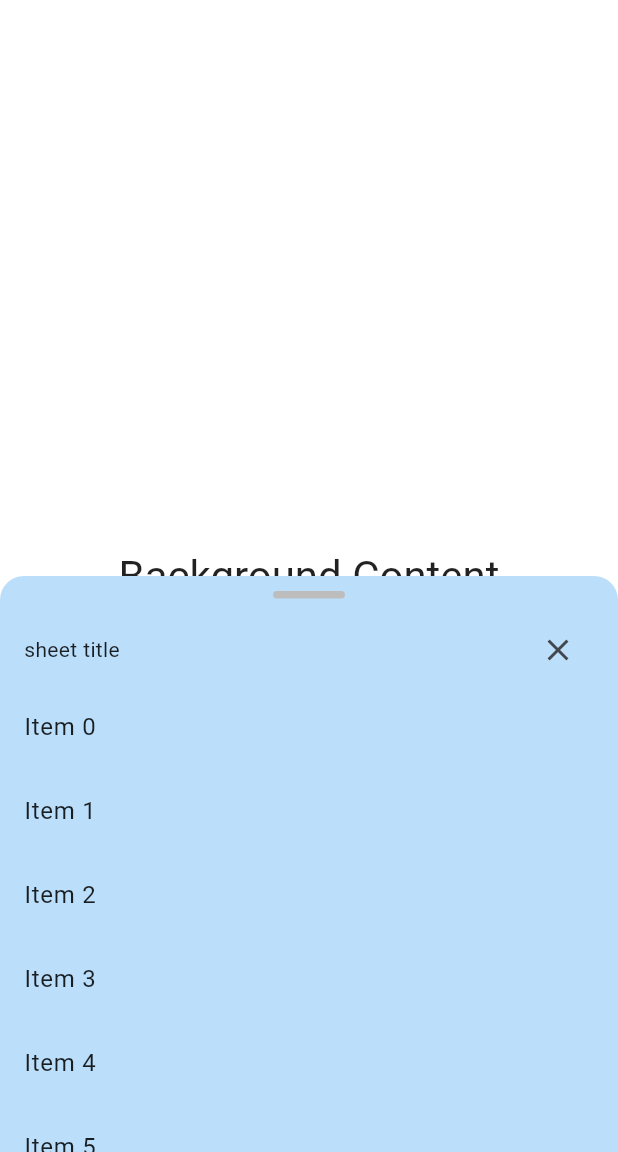
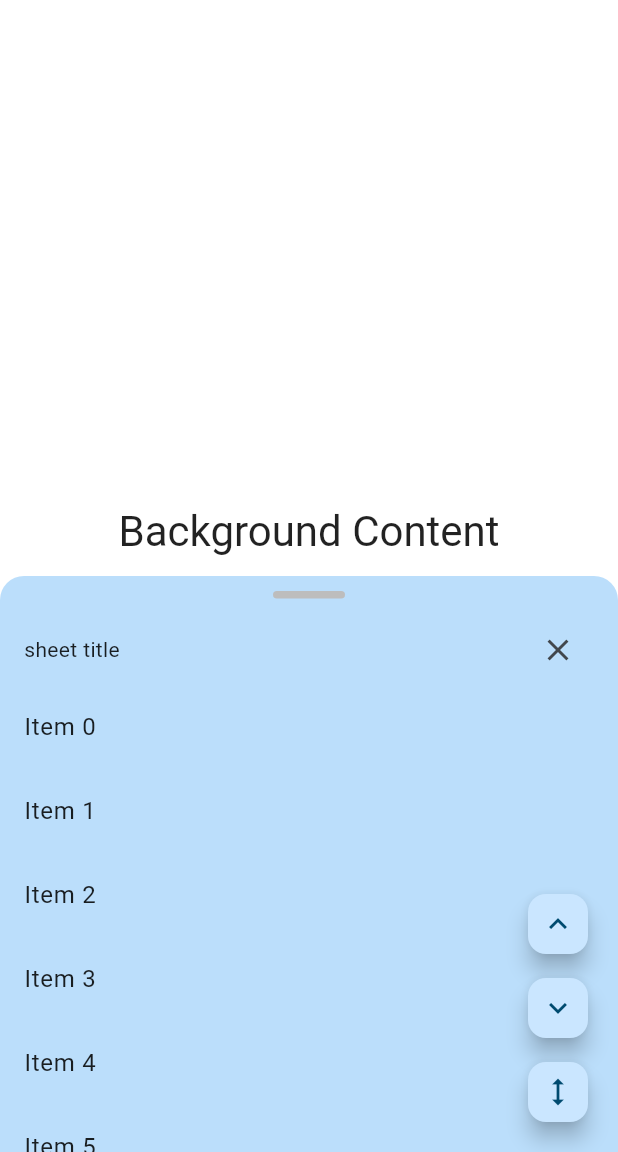
Before and after one commit to SangWook16074/grabber_sheet, a Flutter app: the screen it shows after launch, on a phone screen of 412 x 824 dp, the part 84-1236 px from its top. Run offline on Flutter 3.47's test engine with Material 3 defaults, Android fonts, the phone set to English and light mode, and no system bars.

Commit message:
Feat: Add state callbacks and update example app

```diff
--- a/example/lib/main.dart
+++ b/example/lib/main.dart
@@ -23,8 +23,35 @@ class DraggableSheetExampleApp extends StatelessWidget {
   }
 }
 
-class ExampleHomePage extends StatelessWidget {
+class ExampleHomePage extends StatefulWidget {
   const ExampleHomePage({super.key});
+
+  @override
+  State<ExampleHomePage> createState() => _ExampleHomePageState();
+}
+
+class _ExampleHomePageState extends State<ExampleHomePage> {
+  final GrabberSheetController _grabberSheetController = GrabberSheetController();
+  String _currentSheetStatus = 'Idle';
+  double _currentSize = 0.5;
+
+  @override
+  void initState() {
+    super.initState();
+    _grabberSheetController.addListener(() {
+      if (_grabberSheetController.isAttached && mounted) {
+        setState(() {
+          _currentSize = _grabberSheetController.size;
+        });
+      }
+    });
+  }
+
+  @override
+  void dispose() {
+    _grabberSheetController.dispose();
+    super.dispose();
+  }
 
   @override
   Widget build(BuildContext context) {
@@ -37,15 +64,53 @@ class ExampleHomePage extends StatelessWidget {
         title: const Text('GrabberSheet Example'),
         backgroundColor: sheetColor,
       ),
+      floatingActionButton: Column(
+        mainAxisSize: MainAxisSize.min,
+        children: [
+          FloatingActionButton.small(
+            heroTag: 'maximize',
+            onPressed: () => _grabberSheetController.maximize(),
+            tooltip: 'Maximize',
+            child: const Icon(Icons.keyboard_arrow_up),
+          ),
+          const SizedBox(height: 8),
+          FloatingActionButton.small(
+            heroTag: 'minimize',
+            onPressed: () => _grabberSheetController.minimize(),
+            tooltip: 'Minimize',
+            child: const Icon(Icons.keyboard_arrow_down),
+          ),
+          const SizedBox(height: 8),
+          FloatingActionButton.small(
+            heroTag: 'animate',
+            onPressed: () => _grabberSheetController.animateTo(
+              0.7,
+              duration: const Duration(milliseconds: 300),
+              curve: Curves.easeInOut,
+            ),
+            tooltip: 'Animate to 0.7',
+            child: const Icon(Icons.height),
+          ),
+        ],
+      ),
       body: Stack(
         children: [
           Center(
-            child: Text(
-              'Background Content',
-              style: theme.textTheme.headlineMedium,
+            child: Column(
+              mainAxisAlignment: MainAxisAlignment.center,
+              children: [
+                Text(
+                  'Background Content',
+                  style: theme.textTheme.headlineMedium,
+                ),
+                const SizedBox(height: 20),
+                Text('Sheet Size: ${_currentSize.toStringAsFixed(2)}'),
+                Text('Sheet Status: $_currentSheetStatus'),
+              ],
             ),
           ),
           GrabberSheet(
+            controller: _grabberSheetController,
             initialChildSize: 0.5,
             minChildSize: 0.2,
             maxChildSize: 0.8,
@@ -61,6 +126,22 @@ class ExampleHomePage extends StatelessWidget {
               ],
             ),
             bottomAreaPadding: const EdgeInsets.symmetric(horizontal: 16),
+            onSizeChanged: (size) {
+              if (mounted) {
+                setState(() {
+                  _currentSheetStatus = 'Dragging/Resizing';
+                  _currentSize = size;
+                });
+              }
+            },
+            onSnap: (size) {
+              if (mounted) {
+                setState(() {
+                  _currentSheetStatus = 'Snapped to ${size.toStringAsFixed(2)}';
+                  _currentSize = size;
+                });
+              }
+            },
             builder: (BuildContext context, ScrollController scrollController) {
               return ListView.builder(
                 controller: scrollController,
--- a/lib/src/grabber_sheet.dart
+++ b/lib/src/grabber_sheet.dart
@@ -78,6 +78,16 @@ class GrabberSheet extends StatefulWidget {
   /// A controller to programmatically control the sheet.
   final GrabberSheetController? controller;
 
+  /// Called when the sheet's size changes.
+  ///
+  /// The callback receives the new fractional size of the sheet.
+  final ValueChanged<double>? onSizeChanged;
+
+  /// Called when the sheet snaps to a specific size.
+  ///
+  /// The callback receives the snapped fractional size.
+  final ValueChanged<double>? onSnap;
+
   /// Creates a new instance of [GrabberSheet].
   const GrabberSheet({
     super.key,
@@ -94,6 +104,8 @@ class GrabberSheet extends StatefulWidget {
     this.backgroundColor,
     this.showGrabberOnNonMobile = false,
     this.controller,
+    this.onSizeChanged,
+    this.onSnap,
   })  : assert(minChildSize >= 0.0),
         assert(maxChildSize <= 1.0),
         assert(minChildSize <= initialChildSize),
@@ -154,7 +166,12 @@ class _GrabberSheetState extends State<GrabberSheet> {
 
     return LayoutBuilder(
       builder: (BuildContext context, BoxConstraints constraints) {
-        return DraggableScrollableSheet(
+        return NotificationListener<DraggableScrollableNotification>(
+          onNotification: (notification) {
+            widget.onSizeChanged?.call(notification.extent);
+            return false;
+          },
+          child: DraggableScrollableSheet(
             controller: _controller,
             initialChildSize: widget.initialChildSize,
             minChildSize: widget.minChildSize,
@@ -173,8 +190,10 @@ class _GrabberSheetState extends State<GrabberSheet> {
                 child: Column(
                   children: <Widget>[
                                       GestureDetector(
-                    onVerticalDragUpdate: (details) {
-                      final newPixel = _controller.pixels - details.delta.dy;
+                                        onVerticalDragStart: (details) {
+                                          _newSize = _controller.size;
+                                        },
+                                        onVerticalDragUpdate: (details) {                        final newPixel = _controller.pixels - details.delta.dy;
                         // Convert pixel value to fractional size and clamp it.
                         _newSize =
                             _controller.pixelsToSize(newPixel).clamp(0.0, 1.0);
@@ -208,7 +227,8 @@ class _GrabberSheetState extends State<GrabberSheet> {
                         } else {
                           // On a slow drag, find the closest snap point.
                           targetSize = sortedSnapPoints.reduce(
-                          (a, b) => (_newSize - a).abs() < (_newSize - b).abs()
+                            (a, b) =>
+                                (_newSize - a).abs() < (_newSize - b).abs()
                                     ? a
                                     : b,
                           );
@@ -220,6 +240,15 @@ class _GrabberSheetState extends State<GrabberSheet> {
                           duration: const Duration(milliseconds: 300),
                           curve: Curves.easeOut,
                         );
+
+                        // Trigger onSnap callback after animation
+                        if (widget.onSnap != null) {
+                          Future.delayed(const Duration(milliseconds: 300), () {
+                            if (mounted) {
+                              widget.onSnap!(targetSize);
+                            }
+                          });
+                        }
                       },
                       child: Container(
                         color: Colors.transparent,
@@ -247,6 +276,7 @@ class _GrabberSheetState extends State<GrabberSheet> {
                 ),
               );
             },
+          ),
         );
       },
     );
```
Also changed, not shown: 1 other file. Lines whose indentation alone changed are shown as unchanged.
